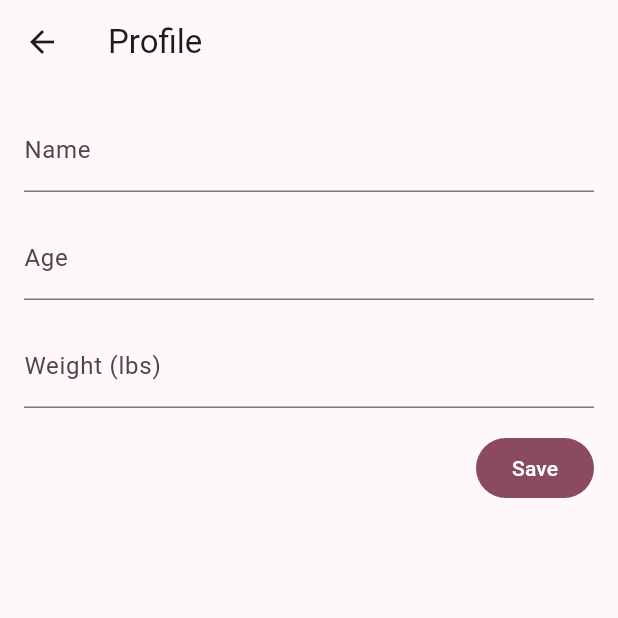
After one commit to Reymz66/cycle_app, a Flutter app: the screen it shows after launch, after a tap on the "person outline" icon, on a phone screen of 412 x 824 dp, the top half of it. The commit adds this screen. Run offline on Flutter 3.47's test engine with Material 3 defaults, Android fonts, the phone set to English and light mode, and no system bars; our stand-ins replace flutter_riverpod, hive, hive_flutter, table_calendar; accounts and stored records are empty.

Commit message:
Add cycle history (grouped by year) and a simple user profile screen
History screen lists past cycles with period/cycle length and logged symptoms, grouped into per-year accordions (most recent expanded). Profile screen stores name/age/weight (lbs) locally via Hive.

```diff
--- a/lib/features/cycle/presentation/home_screen.dart
+++ b/lib/features/cycle/presentation/home_screen.dart
@@ -3,7 +3,9 @@ import 'package:flutter_riverpod/flutter_riverpod.dart';
 
 import '../../../core/utils/date_utils.dart';
 import '../../../l10n/app_localizations.dart';
+import '../../profile/presentation/profile_screen.dart';
 import '../domain/cycle_phase.dart';
+import 'cycle_history_screen.dart';
 import 'providers/cycle_providers.dart';
 import 'providers/symptom_providers.dart';
 import 'widgets/add_entry_sheet.dart';
@@ -27,7 +29,25 @@ class HomeScreen extends ConsumerWidget {
     };
 
     return Scaffold(
-      appBar: AppBar(title: Text(loc.appTitle)),
+      appBar: AppBar(
+        title: Text(loc.appTitle),
+        actions: [
+          IconButton(
+            tooltip: loc.profileOpenTooltip,
+            icon: const Icon(Icons.person_outline),
+            onPressed: () => Navigator.of(context).push(
+              MaterialPageRoute(builder: (_) => const ProfileScreen()),
+            ),
+          ),
+          IconButton(
+            tooltip: loc.historyOpenTooltip,
+            icon: const Icon(Icons.history),
+            onPressed: () => Navigator.of(context).push(
+              MaterialPageRoute(builder: (_) => const CycleHistoryScreen()),
+            ),
+          ),
+        ],
+      ),
       body: SafeArea(
         child: SingleChildScrollView(
           padding: const EdgeInsets.only(bottom: 96),
--- /dev/null
+++ b/lib/features/profile/data/user_profile_model.dart
@@ -0,0 +1,17 @@
+import 'package:hive/hive.dart';
+
+part 'user_profile_model.g.dart';
+
+@HiveType(typeId: 2)
+class UserProfile extends HiveObject {
+  UserProfile({required this.name, this.age, this.weightLbs});
+
+  @HiveField(0)
+  final String name;
+
+  @HiveField(1)
+  final int? age;
+
+  @HiveField(2)
+  final double? weightLbs;
+}
--- /dev/null
+++ b/lib/features/profile/data/user_profile_repository.dart
@@ -0,0 +1,21 @@
+import 'package:hive_flutter/hive_flutter.dart';
+
+import 'user_profile_model.dart';
+
+class UserProfileRepository {
+  UserProfileRepository(this._box);
+
+  static const boxName = 'user_profile';
+  static const _key = 'profile';
+
+  final Box<UserProfile> _box;
+
+  static Future<UserProfileRepository> open() async {
+    final box = await Hive.openBox<UserProfile>(boxName);
+    return UserProfileRepository(box);
+  }
+
+  UserProfile? get() => _box.get(_key);
+
+  Future<void> save(UserProfile profile) => _box.put(_key, profile);
+}
--- /dev/null
+++ b/lib/features/profile/presentation/profile_screen.dart
@@ -0,0 +1,99 @@
+import 'package:flutter/material.dart';
+import 'package:flutter_riverpod/flutter_riverpod.dart';
+
+import '../../../l10n/app_localizations.dart';
+import '../data/user_profile_model.dart';
+import 'providers/profile_providers.dart';
+
+class ProfileScreen extends ConsumerStatefulWidget {
+  const ProfileScreen({super.key});
+
+  @override
+  ConsumerState<ProfileScreen> createState() => _ProfileScreenState();
+}
+
+class _ProfileScreenState extends ConsumerState<ProfileScreen> {
+  late final TextEditingController _nameController;
+  late final TextEditingController _ageController;
+  late final TextEditingController _weightController;
+
+  @override
+  void initState() {
+    super.initState();
+    final profile = ref.read(userProfileProvider);
+    _nameController = TextEditingController(text: profile?.name ?? '');
+    _ageController = TextEditingController(
+      text: profile?.age?.toString() ?? '',
+    );
+    _weightController = TextEditingController(
+      text: profile?.weightLbs?.toString() ?? '',
+    );
+  }
+
+  @override
+  void dispose() {
+    _nameController.dispose();
+    _ageController.dispose();
+    _weightController.dispose();
+    super.dispose();
+  }
+
+  @override
+  Widget build(BuildContext context) {
+    final loc = AppLocalizations.of(context)!;
+
+    return Scaffold(
+      appBar: AppBar(title: Text(loc.profileScreenTitle)),
+      body: SafeArea(
+        child: SingleChildScrollView(
+          padding: const EdgeInsets.all(16),
+          child: Column(
+            crossAxisAlignment: CrossAxisAlignment.start,
+            spacing: 16,
+            children: [
+              TextField(
+                controller: _nameController,
+                decoration: InputDecoration(labelText: loc.profileNameLabel),
+                textCapitalization: TextCapitalization.words,
+              ),
+              TextField(
+                controller: _ageController,
+                decoration: InputDecoration(labelText: loc.profileAgeLabel),
+                keyboardType: TextInputType.number,
+              ),
+              TextField(
+                controller: _weightController,
+                decoration: InputDecoration(labelText: loc.profileWeightLabel),
+                keyboardType: const TextInputType.numberWithOptions(
+                  decimal: true,
+                ),
+              ),
+              Align(
+                alignment: Alignment.centerRight,
+                child: FilledButton(
+                  onPressed: _save,
+                  child: Text(loc.saveButton),
+                ),
+              ),
+            ],
+          ),
+        ),
+      ),
+    );
+  }
+
+  Future<void> _save() async {
+    final loc = AppLocalizations.of(context)!;
+    final profile = UserProfile(
+      name: _nameController.text.trim(),
+      age: int.tryParse(_ageController.text.trim()),
+      weightLbs: double.tryParse(_weightController.text.trim()),
+    );
+
+    await ref.read(userProfileProvider.notifier).save(profile);
+    if (!mounted) return;
+    ScaffoldMessenger.of(context).showSnackBar(
+      SnackBar(content: Text(loc.profileSavedMessage)),
+    );
+  }
+}
--- /dev/null
+++ b/lib/features/profile/presentation/providers/profile_providers.dart
@@ -0,0 +1,28 @@
+import 'package:flutter_riverpod/flutter_riverpod.dart';
+
+import '../../data/user_profile_model.dart';
+import '../../data/user_profile_repository.dart';
+
+final userProfileRepositoryProvider = Provider<UserProfileRepository>((ref) {
+  throw UnimplementedError(
+    'userProfileRepositoryProvider must be overridden in main() once the '
+    'Hive box has been opened.',
+  );
+});
+
+class UserProfileNotifier extends StateNotifier<UserProfile?> {
+  UserProfileNotifier(this._repository) : super(_repository.get());
+
+  final UserProfileRepository _repository;
+
+  Future<void> save(UserProfile profile) async {
+    await _repository.save(profile);
+    state = profile;
+  }
+}
+
+final userProfileProvider =
+    StateNotifierProvider<UserProfileNotifier, UserProfile?>((ref) {
+  final repository = ref.watch(userProfileRepositoryProvider);
+  return UserProfileNotifier(repository);
+});
--- a/lib/l10n/app_en.arb
+++ b/lib/l10n/app_en.arb
@@ -61,5 +61,21 @@
   "symptomNausea": "Nausea",
   "symptomFoodCravings": "Food cravings",
   "symptomAnxiety": "Anxiety",
-  "symptomAcne": "Acne"
+  "symptomAcne": "Acne",
+
+  "historyOpenTooltip": "Cycle history",
+  "historyScreenTitle": "Cycle history",
+  "historyCycleLengthLabel": "Cycle length: {days} days",
+  "historyPeriodLengthLabel": "Period length: {days} days",
+  "historyOngoingLabel": "Ongoing",
+  "historyNoSymptomsLabel": "No symptoms logged",
+  "historyEmptyTitle": "No cycles logged yet",
+  "historyEmptyMessage": "Add a period from the calendar to see your history here.",
+
+  "profileOpenTooltip": "Profile",
+  "profileScreenTitle": "Profile",
+  "profileNameLabel": "Name",
+  "profileAgeLabel": "Age",
+  "profileWeightLabel": "Weight (lbs)",
+  "profileSavedMessage": "Profile saved"
 }
--- a/lib/l10n/app_localizations.dart
+++ b/lib/l10n/app_localizations.dart
@@ -433,6 +433,90 @@ abstract class AppLocalizations {
   /// In fr, this message translates to:
   /// **'Acné'**
   String get symptomAcne;
+
+  /// No description provided for @historyOpenTooltip.
+  ///
+  /// In fr, this message translates to:
+  /// **'Historique des cycles'**
+  String get historyOpenTooltip;
+
+  /// No description provided for @historyScreenTitle.
+  ///
+  /// In fr, this message translates to:
+  /// **'Historique des cycles'**
+  String get historyScreenTitle;
+
+  /// No description provided for @historyCycleLengthLabel.
+  ///
+  /// In fr, this message translates to:
+  /// **'Durée du cycle : {days} jours'**
+  String historyCycleLengthLabel(int days);
+
+  /// No description provided for @historyPeriodLengthLabel.
+  ///
+  /// In fr, this message translates to:
+  /// **'Durée des règles : {days} jours'**
+  String historyPeriodLengthLabel(int days);
+
+  /// No description provided for @historyOngoingLabel.
+  ///
+  /// In fr, this message translates to:
+  /// **'En cours'**
+  String get historyOngoingLabel;
+
+  /// No description provided for @historyNoSymptomsLabel.
+  ///
+  /// In fr, this message translates to:
+  /// **'Aucun symptôme noté'**
+  String get historyNoSymptomsLabel;
+
+  /// No description provided for @historyEmptyTitle.
+  ///
+  /// In fr, this message translates to:
+  /// **'Aucun cycle enregistré'**
+  String get historyEmptyTitle;
+
+  /// No description provided for @historyEmptyMessage.
+  ///
+  /// In fr, this message translates to:
+  /// **'Ajoute des règles depuis le calendrier pour voir ton historique ici.'**
+  String get historyEmptyMessage;
+
+  /// No description provided for @profileOpenTooltip.
+  ///
+  /// In fr, this message translates to:
+  /// **'Profil'**
+  String get profileOpenTooltip;
+
+  /// No description provided for @profileScreenTitle.
+  ///
+  /// In fr, this message translates to:
+  /// **'Profil'**
+  String get profileScreenTitle;
+
+  /// No description provided for @profileNameLabel.
+  ///
+  /// In fr, this message translates to:
+  /// **'Nom'**
+  String get profileNameLabel;
+
+  /// No description provided for @profileAgeLabel.
+  ///
+  /// In fr, this message translates to:
+  /// **'Âge'**
+  String get profileAgeLabel;
+
+  /// No description provided for @profileWeightLabel.
+  ///
+  /// In fr, this message translates to:
+  /// **'Poids (lb)'**
+  String get profileWeightLabel;
+
+  /// No description provided for @profileSavedMessage.
+  ///
+  /// In fr, this message translates to:
+  /// **'Profil enregistré'**
+  String get profileSavedMessage;
 }
 
 class _AppLocalizationsDelegate
--- a/lib/main.dart
+++ b/lib/main.dart
@@ -9,6 +9,9 @@ import 'features/cycle/data/symptom_log_model.dart';
 import 'features/cycle/data/symptom_repository.dart';
 import 'features/cycle/presentation/providers/cycle_providers.dart';
 import 'features/cycle/presentation/providers/symptom_providers.dart';
+import 'features/profile/data/user_profile_model.dart';
+import 'features/profile/data/user_profile_repository.dart';
+import 'features/profile/presentation/providers/profile_providers.dart';
 
 void main() async {
   WidgetsFlutterBinding.ensureInitialized();
@@ -16,14 +19,17 @@ void main() async {
   await Hive.initFlutter();
   Hive.registerAdapter(CycleEntryAdapter());
   Hive.registerAdapter(SymptomLogAdapter());
+  Hive.registerAdapter(UserProfileAdapter());
   final repository = await CycleRepository.open();
   final symptomRepository = await SymptomRepository.open();
+  final profileRepository = await UserProfileRepository.open();
 
   runApp(
     ProviderScope(
       overrides: [
         cycleRepositoryProvider.overrideWithValue(repository),
         symptomRepositoryProvider.overrideWithValue(symptomRepository),
+        userProfileRepositoryProvider.overrideWithValue(profileRepository),
       ],
       child: const CycleApp(),
     ),
```
Also changed, not shown: lib/features/cycle/domain/cycle_history.dart (added, +59 -0 lines), lib/features/cycle/presentation/cycle_history_screen.dart (added, +167 -0 lines), lib/l10n/app_fr.arb (+31 -1 lines), lib/l10n/app_localizations_en.dart (+47 -0 lines), lib/l10n/app_localizations_fr.dart (+47 -0 lines), lib/features/profile/data/user_profile_model.g.dart (added), 1 other file.
